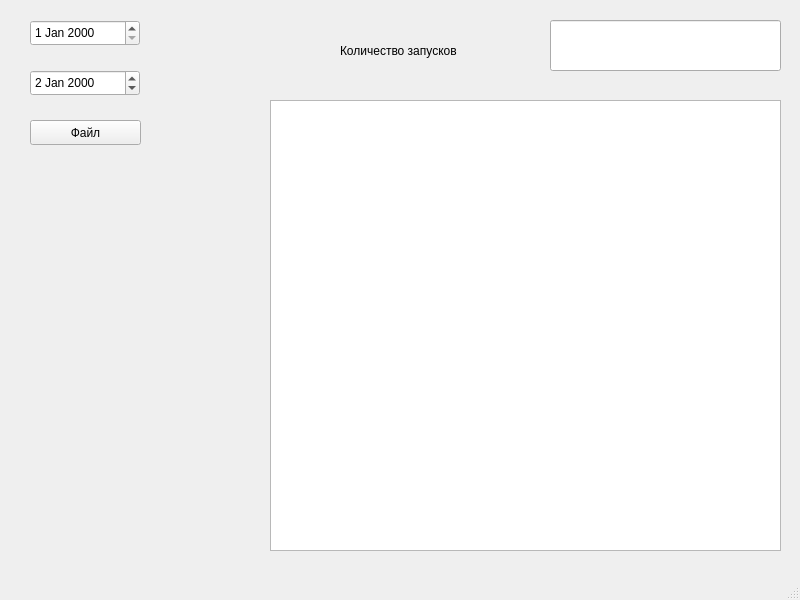
Before: the Qt Designer form frontend/mainwindow.ui in alice480/ProtocolProcessing, drawn with Qt 5.
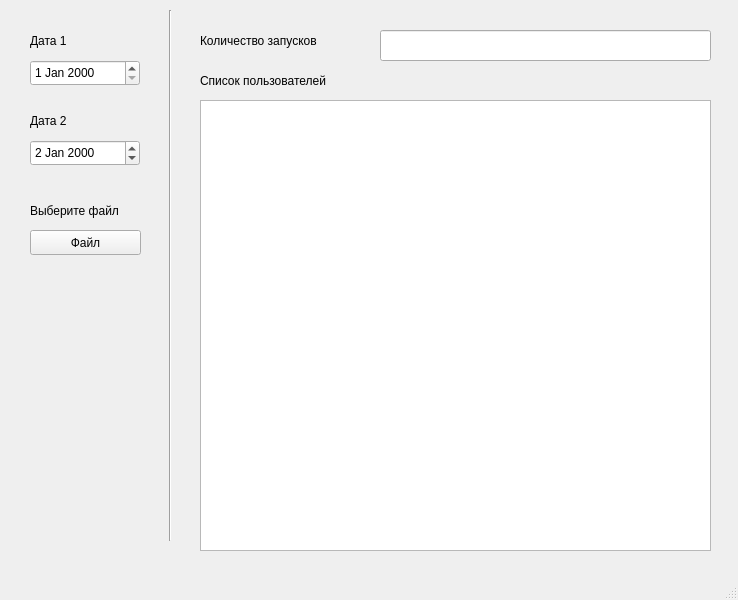
After: the same form once the commit is applied.

Patch:
```diff
--- a/frontend/mainwindow.ui
+++ b/frontend/mainwindow.ui
@@ -6,7 +6,7 @@
    <rect>
     <x>0</x>
     <y>0</y>
-    <width>800</width>
+    <width>738</width>
     <height>600</height>
    </rect>
   </property>
@@ -18,7 +18,7 @@
     <property name="geometry">
      <rect>
       <x>30</x>
-      <y>120</y>
+      <y>230</y>
       <width>111</width>
       <height>25</height>
      </rect>
@@ -30,18 +30,18 @@
    <widget class="QLineEdit" name="lineEdit">
     <property name="geometry">
      <rect>
-      <x>550</x>
-      <y>20</y>
-      <width>231</width>
-      <height>51</height>
-     </rect>
-    </property>
-   </widget>
-   <widget class="QLabel" name="label">
-    <property name="geometry">
-     <rect>
-      <x>340</x>
+      <x>380</x>
       <y>30</y>
+      <width>331</width>
+      <height>31</height>
+     </rect>
+    </property>
+   </widget>
+   <widget class="QLabel" name="label">
+    <property name="geometry">
+     <rect>
+      <x>200</x>
+      <y>20</y>
       <width>181</width>
       <height>41</height>
      </rect>
@@ -53,7 +53,7 @@
    <widget class="QTextEdit" name="textEdit">
     <property name="geometry">
      <rect>
-      <x>270</x>
+      <x>200</x>
       <y>100</y>
       <width>511</width>
       <height>451</height>
@@ -64,17 +64,37 @@
     <property name="geometry">
      <rect>
       <x>30</x>
-      <y>20</y>
+      <y>60</y>
       <width>110</width>
       <height>26</height>
      </rect>
     </property>
+    <property name="maximumDateTime">
+     <datetime>
+      <hour>23</hour>
+      <minute>59</minute>
+      <second>59</second>
+      <year>9999</year>
+      <month>12</month>
+      <day>31</day>
+     </datetime>
+    </property>
+    <property name="minimumDateTime">
+     <datetime>
+      <hour>0</hour>
+      <minute>0</minute>
+      <second>0</second>
+      <year>2000</year>
+      <month>1</month>
+      <day>1</day>
+     </datetime>
+    </property>
    </widget>
    <widget class="QDateEdit" name="dateEdit_2">
     <property name="geometry">
      <rect>
       <x>30</x>
-      <y>70</y>
+      <y>140</y>
       <width>110</width>
       <height>26</height>
      </rect>
@@ -89,6 +109,81 @@
       <day>2</day>
      </datetime>
     </property>
+    <property name="minimumDateTime">
+     <datetime>
+      <hour>0</hour>
+      <minute>0</minute>
+      <second>0</second>
+      <year>2000</year>
+      <month>1</month>
+      <day>1</day>
+     </datetime>
+    </property>
+   </widget>
+   <widget class="QLabel" name="label_2">
+    <property name="geometry">
+     <rect>
+      <x>30</x>
+      <y>20</y>
+      <width>181</width>
+      <height>41</height>
+     </rect>
+    </property>
+    <property name="text">
+     <string>Дата 1</string>
+    </property>
+   </widget>
+   <widget class="QLabel" name="label_3">
+    <property name="geometry">
+     <rect>
+      <x>30</x>
+      <y>100</y>
+      <width>181</width>
+      <height>41</height>
+     </rect>
+    </property>
+    <property name="text">
+     <string>Дата 2</string>
+    </property>
+   </widget>
+   <widget class="QLabel" name="label_4">
+    <property name="geometry">
+     <rect>
+      <x>30</x>
+      <y>190</y>
+      <width>181</width>
+      <height>41</height>
+     </rect>
+    </property>
+    <property name="text">
+     <string>Выберите файл</string>
+    </property>
+   </widget>
+   <widget class="QLabel" name="label_5">
+    <property name="geometry">
+     <rect>
+      <x>200</x>
+      <y>60</y>
+      <width>181</width>
+      <height>41</height>
+     </rect>
+    </property>
+    <property name="text">
+     <string>Список пользователей</string>
+    </property>
+   </widget>
+   <widget class="Line" name="line">
+    <property name="geometry">
+     <rect>
+      <x>160</x>
+      <y>10</y>
+      <width>20</width>
+      <height>531</height>
+     </rect>
+    </property>
+    <property name="orientation">
+     <enum>Qt::Vertical</enum>
+    </property>
    </widget>
   </widget>
   <widget class="QMenuBar" name="menubar">
```
Left out of the diff: 2 changed lines with no effect on the pictures.
